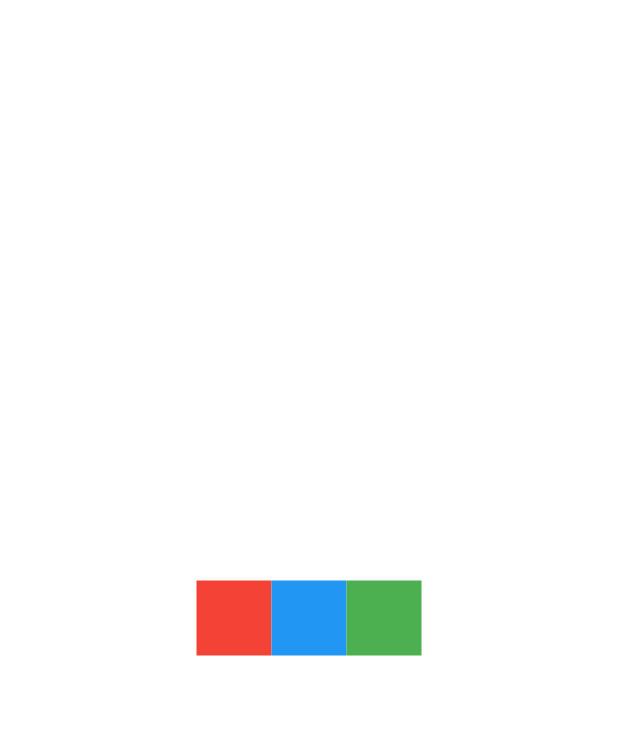
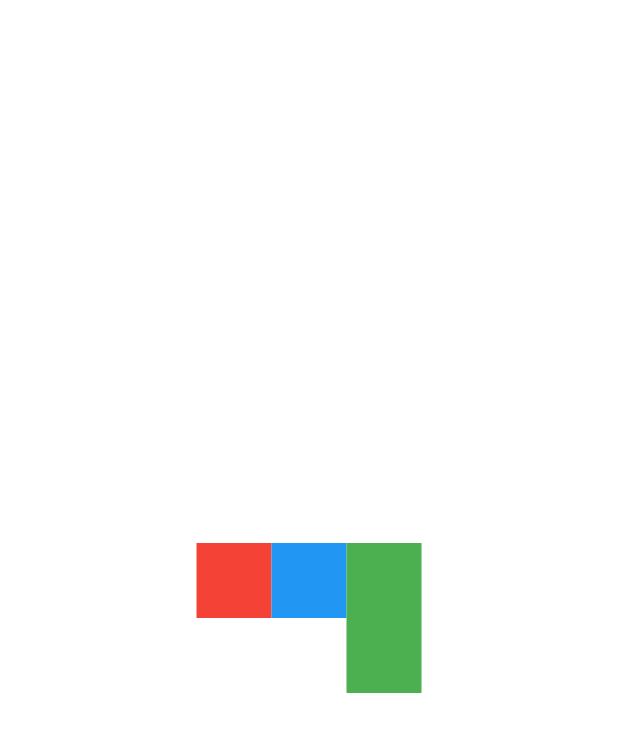
Before and after one commit to AgustinaGF/facebookFlutter, a Flutter app: the screen it shows after launch, on a phone screen of 412 x 824 dp. Shown: the top 732 px of the screen. Run offline on Flutter 3.47's test engine with Material 2 defaults, Android fonts, the phone set to English and light mode, and no system bars.

Commit message:
align item

```diff
--- a/lib/widgets/row.dart
+++ b/lib/widgets/row.dart
@@ -10,6 +10,7 @@ class MyRow extends StatelessWidget{
       // el widget Row nos permite posicionar los elementos uno al lado del otro
       child: Center(child: Row(
         mainAxisAlignment: MainAxisAlignment.center,
+        crossAxisAlignment: CrossAxisAlignment.start,
         children:[
           Container(
             width: 50,
@@ -23,7 +24,7 @@ class MyRow extends StatelessWidget{
     ),
     Container(
             width: 50,
-            height: 50,
+            height: 100,
             color: Colors.green
     )
     ],
```
